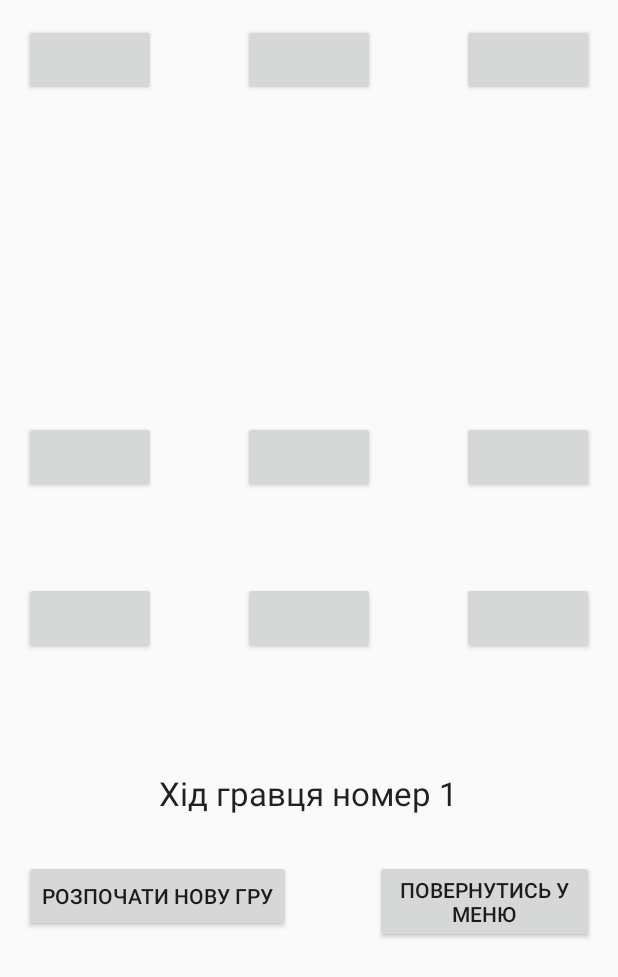
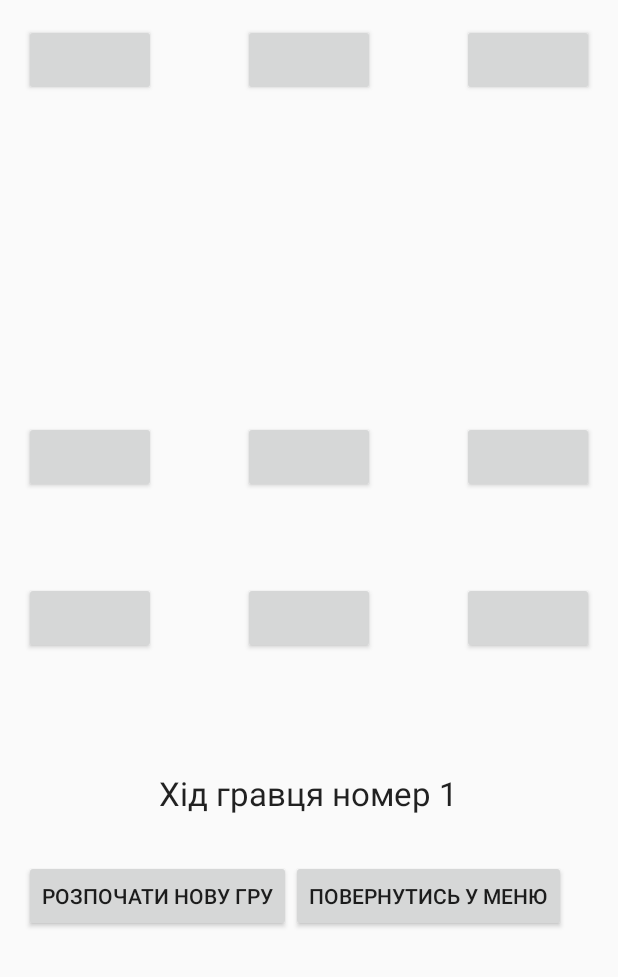
Before and after one commit to CrazyRoka/TicTacToe, an Android app: the layout activity_main.xml on its own in the app's theme, with its tools: preview values and no code run, on a phone screen of 412 x 824 dp. Shown: the top 977 px of the screen. Run offline under Robolectric (Android 15) with nearby library versions, the phone set to English and light mode, and no system bars.

Commit message:
Fixed some bugs

```diff
--- a/TicTacToe/app/src/main/java/com/example/rokar/tictactoe/MainActivity.java
+++ b/TicTacToe/app/src/main/java/com/example/rokar/tictactoe/MainActivity.java
@@ -33,6 +33,7 @@ public class MainActivity extends AppCompatActivity {
         butMatrix[2][2] = (Button) findViewById(R.id.button9);
         for(int i = 0; i < 3; i++)for(int j = 0; j < 3; j++)butMatrix[i][j].setTextColor(Color.BLACK);
         textView = (TextView) findViewById(R.id.textView);
+        setTextView();
     }
 
     @Override
--- a/TicTacToe/app/src/main/res/layout/activity_main.xml
+++ b/TicTacToe/app/src/main/res/layout/activity_main.xml
@@ -114,8 +114,8 @@
         android:text="Повернутись у меню"
         android:id="@+id/button11"
         android:layout_alignTop="@+id/button10"
-        android:layout_toRightOf="@+id/button8"
-        android:layout_toEndOf="@+id/button8"
+        android:layout_toEndOf="@+id/button10"
         android:onClick="Exit"
-        android:nestedScrollingEnabled="false" />
+        android:nestedScrollingEnabled="false"
+        android:layout_toRightOf="@+id/button10" />
 </RelativeLayout>
```
Also changed, not shown: TicTacToe/app/src/main/java/com/example/rokar/tictactoe/MenuActivity.java (+9 -3 lines).
